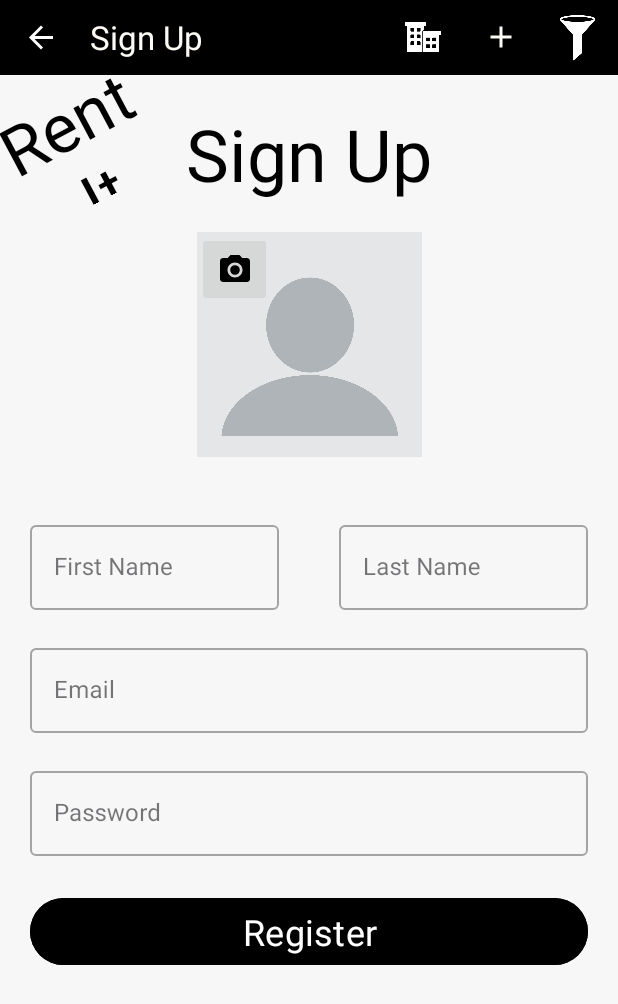
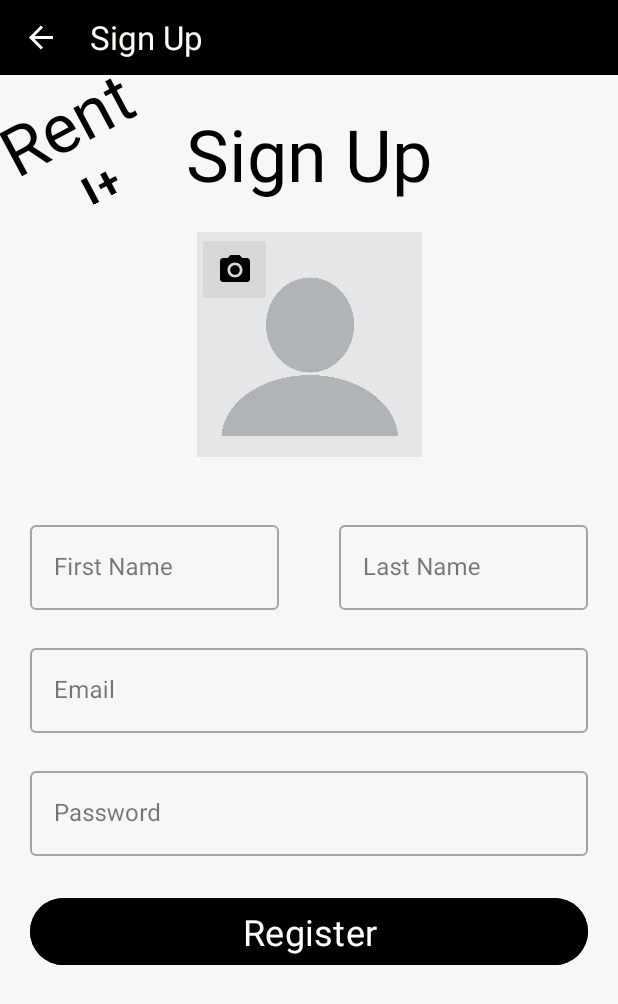
Before and after one commit to juda1999/RentIt, an Android app: the SignUpFragment screen opened through its navigation route, on a phone screen of 412 x 824 dp. Shown: the top 1004 px of the screen. Run offline under Robolectric (Android 15) with nearby library versions, the phone set to English and light mode, and no system bars; our stand-ins replace navigation-ui; Roboto replaces fonts that are not available here; 2 statements that could not run were skipped.

Commit message:
add mever changes

```diff
--- a/app/src/main/java/com/idz/rentit/fragments/FilterFragment.kt
+++ b/app/src/main/java/com/idz/rentit/fragments/FilterFragment.kt
@@ -69,7 +69,7 @@ class FilterFragment : Fragment() {
             Repository.repositoryInstance.applyFilter(null, null, null, null)
             Repository.repositoryInstance.setFilteredProperties()
             Repository.repositoryInstance.allFilteredProperties.observe(viewLifecycleOwner, Observer {
-                findNavController().navigateUp()
+                findNavController().navigate(R.id.propertyHomeFragment)
             })
         }
         viewBindings.filterFragmentApplyBtn.setOnClickListener {
--- a/app/src/main/java/com/idz/rentit/fragments/SignInFragment.kt
+++ b/app/src/main/java/com/idz/rentit/fragments/SignInFragment.kt
@@ -116,6 +116,9 @@ class SignInFragment : Fragment() {
             override fun onCreateMenu(menu: Menu, menuInflater: MenuInflater) {
                 menu.removeItem(R.id.userProfileFragment)
                 menu.removeItem(R.id.logoutMenuItem)
+                menu.removeItem(R.id.addPropertyFragment)
+                menu.removeItem(R.id.filterFragment)
+                menu.removeItem(R.id.userPropertyFragment)
             }
 
             override fun onMenuItemSelected(menuItem: MenuItem): Boolean {
--- a/app/src/main/java/com/idz/rentit/fragments/SignUpFragment.kt
+++ b/app/src/main/java/com/idz/rentit/fragments/SignUpFragment.kt
@@ -201,6 +201,9 @@ class SignUpFragment : Fragment() {
             override fun onCreateMenu(menu: Menu, menuInflater: MenuInflater) {
                 menu.removeItem(R.id.userProfileFragment)
                 menu.removeItem(R.id.logoutMenuItem)
+                menu.removeItem(R.id.addPropertyFragment)
+                menu.removeItem(R.id.filterFragment)
+                menu.removeItem(R.id.userPropertyFragment)
             }
 
             override fun onMenuItemSelected(menuItem: MenuItem): Boolean {
```
